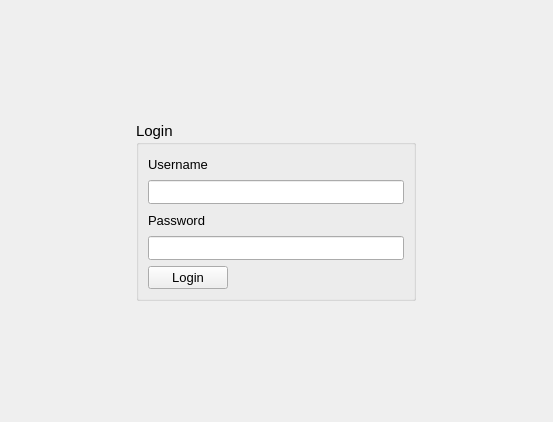
Qt form estorecpp/loginwidget.ui (Watti/estorecpp) before a commit.
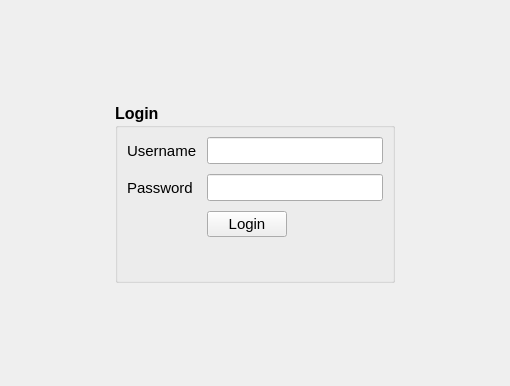
The same form after that commit.

```diff
--- a/estorecpp/loginwidget.ui
+++ b/estorecpp/loginwidget.ui
@@ -6,8 +6,8 @@
    <rect>
     <x>0</x>
     <y>0</y>
-    <width>553</width>
-    <height>422</height>
+    <width>510</width>
+    <height>386</height>
    </rect>
   </property>
   <property name="windowTitle">
@@ -36,90 +36,81 @@
      </property>
      <property name="font">
       <font>
-       <pointsize>11</pointsize>
-       <weight>50</weight>
-       <bold>false</bold>
+       <pointsize>12</pointsize>
+       <weight>75</weight>
+       <bold>true</bold>
       </font>
      </property>
      <property name="title">
       <string>Login</string>
      </property>
-     <layout class="QVBoxLayout" name="verticalLayout">
-      <item>
-       <layout class="QHBoxLayout" name="horizontalLayout_2">
-        <item>
-         <widget class="QLabel" name="label_2">
-          <property name="font">
-           <font>
-            <pointsize>10</pointsize>
-           </font>
-          </property>
-          <property name="text">
-           <string>Username</string>
-          </property>
-         </widget>
-        </item>
-        <item>
-         <spacer name="horizontalSpacer_2">
-          <property name="orientation">
-           <enum>Qt::Horizontal</enum>
-          </property>
-          <property name="sizeHint" stdset="0">
-           <size>
-            <width>40</width>
-            <height>20</height>
-           </size>
-          </property>
-         </spacer>
-        </item>
-       </layout>
+     <layout class="QFormLayout" name="formLayout">
+      <property name="horizontalSpacing">
+       <number>10</number>
+      </property>
+      <property name="verticalSpacing">
+       <number>10</number>
+      </property>
+      <item row="0" column="0">
+       <widget class="QLabel" name="label_2">
+        <property name="font">
+         <font>
+          <pointsize>11</pointsize>
+          <weight>50</weight>
+          <bold>false</bold>
+         </font>
+        </property>
+        <property name="text">
+         <string>Username</string>
+        </property>
+       </widget>
       </item>
-      <item>
+      <item row="0" column="1">
        <widget class="QLineEdit" name="usernameText"/>
       </item>
-      <item>
-       <layout class="QHBoxLayout" name="horizontalLayout_3">
-        <item>
-         <widget class="QLabel" name="label_3">
-          <property name="font">
-           <font>
-            <pointsize>10</pointsize>
-           </font>
-          </property>
-          <property name="text">
-           <string>Password</string>
-          </property>
-         </widget>
-        </item>
-        <item>
-         <spacer name="horizontalSpacer_3">
-          <property name="orientation">
-           <enum>Qt::Horizontal</enum>
-          </property>
-          <property name="sizeHint" stdset="0">
-           <size>
-            <width>40</width>
-            <height>20</height>
-           </size>
-          </property>
-         </spacer>
-        </item>
-       </layout>
+      <item row="1" column="0">
+       <widget class="QLabel" name="label_3">
+        <property name="font">
+         <font>
+          <pointsize>11</pointsize>
+          <weight>50</weight>
+          <bold>false</bold>
+         </font>
+        </property>
+        <property name="text">
+         <string>Password</string>
+        </property>
+       </widget>
       </item>
-      <item>
+      <item row="1" column="1">
        <widget class="QLineEdit" name="passwordText">
         <property name="echoMode">
          <enum>QLineEdit::Password</enum>
         </property>
        </widget>
       </item>
-      <item>
-       <layout class="QHBoxLayout" name="horizontalLayout_4">
+      <item row="2" column="0">
+       <spacer name="horizontalSpacer_4">
+        <property name="orientation">
+         <enum>Qt::Horizontal</enum>
+        </property>
+        <property name="sizeHint" stdset="0">
+         <size>
+          <width>40</width>
+          <height>25</height>
+         </size>
+        </property>
+       </spacer>
+      </item>
+      <item row="2" column="1">
+       <layout class="QHBoxLayout" name="horizontalLayout">
         <item>
          <widget class="QPushButton" name="loginButton">
           <property name="font">
            <font>
-            <pointsize>10</pointsize>
+            <pointsize>11</pointsize>
+            <weight>50</weight>
+            <bold>false</bold>
            </font>
           </property>
           <property name="text">
@@ -128,7 +119,7 @@
          </widget>
         </item>
         <item>
-         <spacer name="horizontalSpacer_4">
+         <spacer name="horizontalSpacer">
           <property name="orientation">
            <enum>Qt::Horizontal</enum>
           </property>
```
